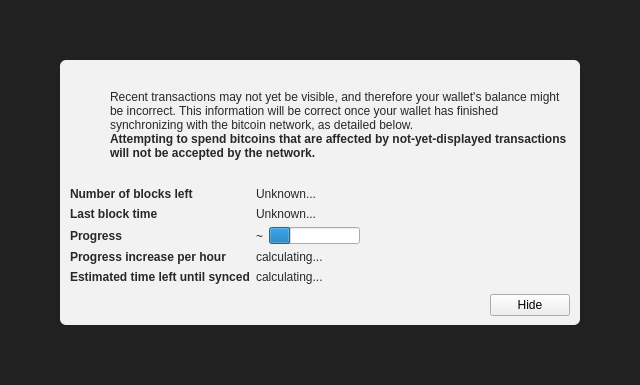
Qt form src/qt/forms/modaloverlay.ui (stratton-oakcoin/oakcoin) before a commit.
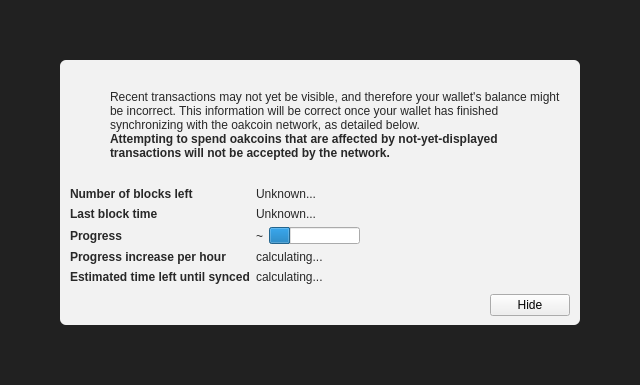
The same form after that commit. Icons and pictures are not drawn. Custom widgets are drawn as their Qt base class.

Commit message: Find and replace 'bitcoin' with 'oakcoin'

```diff
--- a/src/qt/forms/modaloverlay.ui
+++ b/src/qt/forms/modaloverlay.ui
@@ -130,7 +130,7 @@
              <item>
               <widget class="QLabel" name="infoText">
                <property name="text">
-                <string>Recent transactions may not yet be visible, and therefore your wallet's balance might be incorrect. This information will be correct once your wallet has finished synchronizing with the bitcoin network, as detailed below.</string>
+                <string>Recent transactions may not yet be visible, and therefore your wallet's balance might be incorrect. This information will be correct once your wallet has finished synchronizing with the oakcoin network, as detailed below.</string>
                </property>
                <property name="textFormat">
                 <enum>Qt::RichText</enum>
@@ -149,7 +149,7 @@
                 </font>
                </property>
                <property name="text">
-                <string>Attempting to spend bitcoins that are affected by not-yet-displayed transactions will not be accepted by the network.</string>
+                <string>Attempting to spend oakcoins that are affected by not-yet-displayed transactions will not be accepted by the network.</string>
                </property>
                <property name="textFormat">
                 <enum>Qt::RichText</enum>
```
The commit also changes 852 other files.
